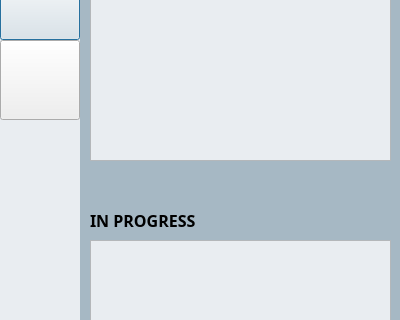
The window that UI/todolistUI.ui (leejh7/SWP2AD) describes before a commit, drawn with Qt 5; both pictures show x 0 to 400 and y 120 to 440 of the 400 by 600 pixel window.
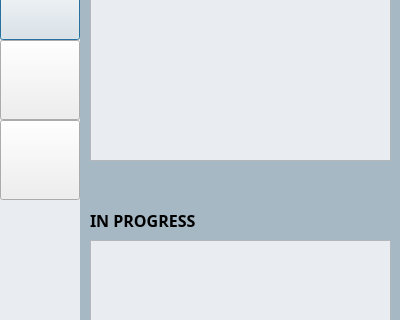
The same window after the commit. Icons and pictures are not drawn.

What changed in the file:
```diff
--- a/UI/todolistUI.ui
+++ b/UI/todolistUI.ui
@@ -179,6 +179,22 @@
     <string notr="true">background-color: rgb(233, 237, 241);</string>
    </property>
   </widget>
+  <widget class="QPushButton" name="changeitemButton">
+   <property name="geometry">
+    <rect>
+     <x>0</x>
+     <y>240</y>
+     <width>80</width>
+     <height>80</height>
+    </rect>
+   </property>
+   <property name="styleSheet">
+    <string notr="true">border-image: url(:/newPrefix/changeicon.png);</string>
+   </property>
+   <property name="text">
+    <string/>
+   </property>
+  </widget>
  </widget>
  <tabstops>
   <tabstop>todoListWidget</tabstop>
```
